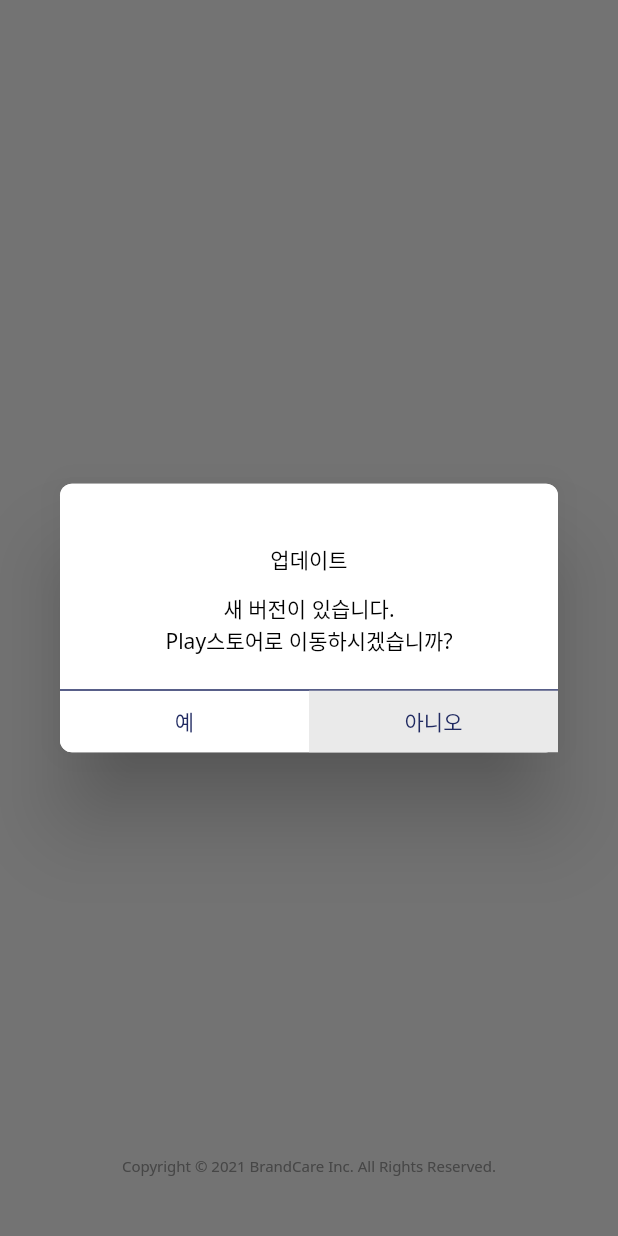
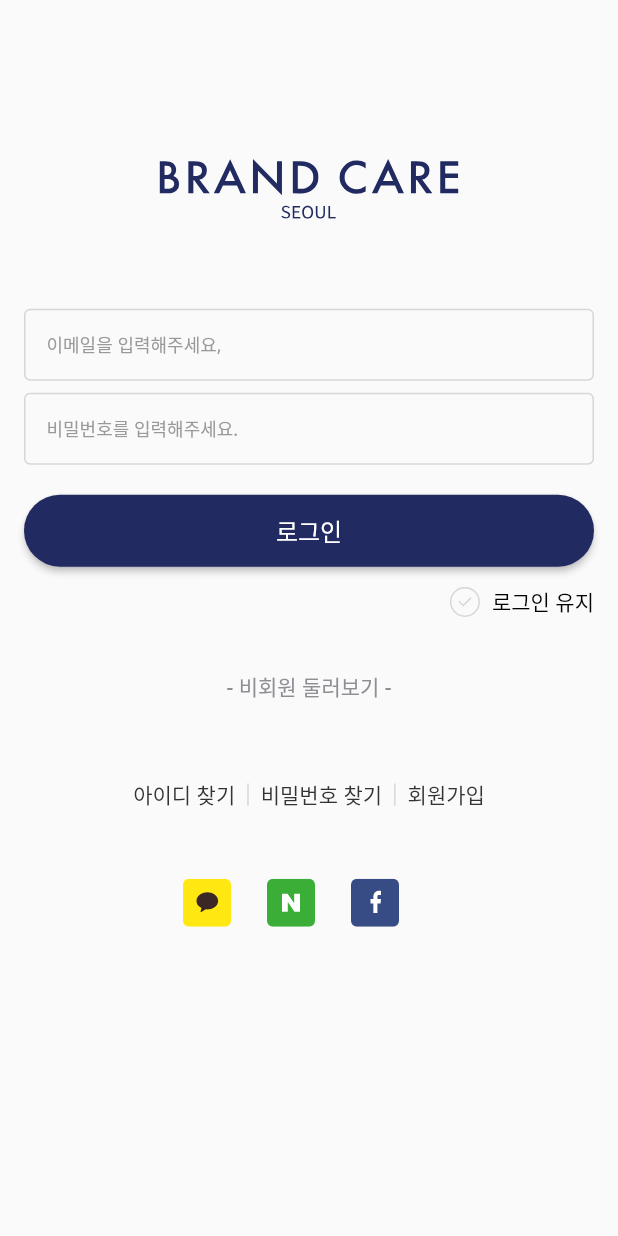
Before and after one commit to DAE-HYEON-HONG/BrandCare_flutterApp, a Flutter app: the screen it shows after launch, on a phone screen of 412 x 824 dp. Run offline on Flutter 3.47's test engine with Material 2 defaults, Android fonts, the phone set to English and light mode, and no system bars; our stand-ins replace flutter_screenutil, flutter_svg, get, photo_view.

Commit message:
ui: login page

```diff
--- a/lib/consts/colors.dart
+++ b/lib/consts/colors.dart
@@ -7,8 +7,15 @@
 const gray_AFColor = const Color(0xffAFAFAF);
 const gray_CCCColor = const Color(0xffCCCCCC);
 const gray_EAColor = const Color(0xffEAEAEA);
+const gray_8E8F95Color = const Color(0xff8E8F95);
+const gray_D5D7DBColor = const Color(0xffD5D7DB);
 const whiteColor = const Color(0xffffffff);
 const grayColor = const Color(0xff8E8F95);
 const purpleColor = const Color(0xff552FC4);
 const redColor = const Color(0xffE90000);
 const primaryColor = const Color(0xff212B62);
+
+
+const kakaoColor = const Color(0xffFFE812);
+const naverColor = const Color(0xff3BAE37);
+const facebookColor = const Color(0xff374C85);
--- /dev/null
+++ b/lib/controllers/auth/login_controller.dart
@@ -0,0 +1,38 @@
+import 'dart:io';
+
+import 'package:brandcare_mobile_flutter_v2/controllers/base_controller.dart';
+import 'package:brandcare_mobile_flutter_v2/screens/auth/signup_dialog.dart';
+import 'package:flutter/material.dart';
+import 'package:get/get.dart';
+
+class LoginController extends BaseController {
+
+  TextEditingController emailController = TextEditingController();
+  TextEditingController passwordController = TextEditingController();
+
+  Rx<bool> isAutoLogin = false.obs;
+
+  List<Map<String, String>> textList = [{'아이디 찾기': ''}, {'비밀번호 찾기': ''}, { '회원가입': ''}];
+
+  List snsLoginItem = ['login_kakao.svg', 'login_naver.svg', 'login_facebook.svg'];
+
+  void changeAutoLogin() {
+    isAutoLogin.value = !isAutoLogin.value;
+    update();
+  }
+
+  void openSignUpDialog() {
+    Get.dialog(
+      SignUpDialog(),
+    );
+  }
+
+  @override
+  void onInit() {
+    super.onInit();
+    if(Platform.isIOS) snsLoginItem.insert(0, 'login_apple.svg');
+
+  }
+
+
+}
--- a/lib/routes.dart
+++ b/lib/routes.dart
@@ -1,7 +1,10 @@
+import 'package:brandcare_mobile_flutter_v2/bindings/login_binding.dart';
 import 'package:brandcare_mobile_flutter_v2/bindings/splash_binding.dart';
+import 'package:brandcare_mobile_flutter_v2/screens/auth/login_page.dart';
 import 'package:brandcare_mobile_flutter_v2/screens/splash_page.dart';
 import 'package:get/get.dart';
 
 final routes = [
-  GetPage(name: '/splash', page: () => SplashPage(), binding: SplashBinding())
+  GetPage(name: '/splash', page: () => SplashPage(), binding: SplashBinding()),
+  GetPage(name: '/auth/login', page: () => LoginPage(), binding: LoginBinding())
 ];
--- /dev/null
+++ b/lib/screens/auth/login_page.dart
@@ -0,0 +1,166 @@
+import 'package:brandcare_mobile_flutter_v2/consts/colors.dart';
+import 'package:brandcare_mobile_flutter_v2/consts/text_styles.dart';
+import 'package:brandcare_mobile_flutter_v2/controllers/auth/login_controller.dart';
+import 'package:brandcare_mobile_flutter_v2/widgets/button/custom_button_widget.dart';
+import 'package:brandcare_mobile_flutter_v2/widgets/custom_checkbox_widget.dart';
+import 'package:brandcare_mobile_flutter_v2/widgets/form_input_widget.dart';
+import 'package:flutter/material.dart';
+import 'package:flutter_svg/flutter_svg.dart';
+import 'package:get/get.dart';
+import 'package:flutter_screenutil/flutter_screenutil.dart';
+
+class LoginPage extends GetView<LoginController> {
+  const LoginPage({Key? key}) : super(key: key);
+
+  @override
+  Widget build(BuildContext context) {
+    return Scaffold(
+      body: Padding(
+        padding:
+            const EdgeInsets.only(left: 16, right: 16,),
+        child: Form(
+          child: SingleChildScrollView(
+            child: Column(
+              mainAxisSize: MainAxisSize.min,
+              children: [
+                const SizedBox(height: 106,),
+                SvgPicture.asset(
+                  'assets/icons/title_logo.svg',
+                  color: primaryColor,
+                ),
+                const SizedBox(
+                  height: 60,
+                ),
+                FormInputWidget(
+                  onChange: (value) {},
+                  onSubmit: (value) {},
+                  controller: controller.emailController,
+                  hint: '이메일을 입력해주세요,',
+                  textInputType: TextInputType.emailAddress,
+                ),
+                const SizedBox(
+                  height: 8,
+                ),
+                FormInputWidget(
+                  onChange: (value) {},
+                  onSubmit: (value) {},
+                  controller: controller.passwordController,
+                  hint: '비밀번호를 입력해주세요.',
+                  isObscureText: true,
+                ),
+                const SizedBox(
+                  height: 20,
+                ),
+                CustomButtonWidget(
+                  onClick: () {},
+                  title: '로그인',
+                  isBold: true,
+                  radius: 24,
+                ),
+                Container(
+                  width: double.infinity,
+                  padding: const EdgeInsets.only(top: 13, bottom: 22),
+                  child: Align(
+                    alignment: AlignmentDirectional.centerEnd,
+                    child: Obx(() => GestureDetector(
+                        onTap: () {
+                          controller.changeAutoLogin();
+                        },
+                        child: Row(
+                          mainAxisSize: MainAxisSize.min,
+                          children: [
+                            CustomCheckBoxWidget(
+                                isChecked: controller.isAutoLogin.value),
+                            const SizedBox(
+                              width: 8,
+                            ),
+                            Text(
+                              '로그인 유지',
+                              style: medium14TextStyle,
+                            )
+                          ],
+                        ))),
+                  ),
+                ),
+                TextButton(
+                  onPressed: () {},
+                  child: Text(
+                    '- 비회원 둘러보기 -',
+                    style:
+                        medium14TextStyle.copyWith(color: gray_8E8F95Color),
+                  ),
+                ),
+                const SizedBox(
+                  height: 24,
+                ),
+                Row(
+                  mainAxisAlignment: MainAxisAlignment.center,
+                  children: [
+                    ...controller.textList.map((e) => Row(
+                          mainAxisSize: MainAxisSize.min,
+                          children: [
+                            _itemTextButton(
+                                title: e.keys.first, link: e.values.first),
+                            if (controller.textList.indexOf(e) != 2)
+                              Container(
+                                width: 1,
+                                height: 13.w,
+                                color: gray_D5D7DBColor,
+                              )
+                          ],
+                        ))
+                  ],
+                ),
+                const SizedBox(
+                  height: 32,
+                ),
+                Row(
+                  mainAxisAlignment: MainAxisAlignment.center,
+                  children: [
+                    ...controller.snsLoginItem.map((e) => Padding(
+                          padding: EdgeInsets.only(
+                              right: controller.snsLoginItem.indexOf(e) != 3
+                                  ? 24
+                                  : 0),
+                          child: _itemSnsLogin(
+                              svgLink: 'assets/icons/$e', onClick: () {}),
+                        ))
+                  ],
+                ),
+                const SizedBox(height: 64,),
+              ],
+            ),
+          ),
+        ),
+      ),
+    );
+  }
+
+  Widget _itemTextButton({
+    required String title,
+    required String link,
+  }) =>
+      Container(
+        child: TextButton(
+          onPressed: () {
+            if(title == '회원가입'){
+              controller.openSignUpDialog();
+            }
+            // Get.to(link);
+          },
+          child: Text(
+            '$title',
+            style: medium14TextStyle.copyWith(color: gray_333Color),
+          ),
+        ),
+      );
+
+  Widget _itemSnsLogin(
+          {required String svgLink, required Function() onClick}) =>
+      GestureDetector(
+        onTap: onClick,
+        child: Container(
+          child: SvgPicture.asset(svgLink),
+        ),
+      );
+}
--- a/lib/widgets/button/custom_button_widget.dart
+++ b/lib/widgets/button/custom_button_widget.dart
@@ -1,6 +1,7 @@
 import 'package:brandcare_mobile_flutter_v2/consts/colors.dart';
 import 'package:brandcare_mobile_flutter_v2/consts/text_styles.dart';
 import 'package:flutter/material.dart';
+import 'package:get/get.dart';
 
 class CustomButtonWidget extends StatelessWidget {
   CustomButtonWidget({Key? key,
@@ -8,7 +9,9 @@
     required this.title,
     this.radius = 0.0,
     this.isBold = false,
-    this.textStyle
+    this.textStyle,
+    this.width = double.infinity,
+    this.height = 48
   })
       : super(key: key);
 
@@ -16,12 +19,17 @@
   final String title;
   final Function() onClick;
   final bool isBold;
+  final double width;
+  final double height;
   TextStyle? textStyle;
 
   @override
   Widget build(BuildContext context) {
     if(textStyle == null) textStyle = medium16TextStyle;
-      return ElevatedButton(
+      return SizedBox(
+        width: double.infinity,
+        height: height,
+        child: ElevatedButton(
           onPressed: this.onClick,
           child: Text(title),
           style: ButtonStyle(
@@ -32,6 +40,7 @@
               ),
               textStyle: MaterialStateProperty.all<TextStyle>(
                   textStyle!.copyWith(color: whiteColor))),
+        ),
       );
   }
 }
--- a/lib/widgets/form_input_widget.dart
+++ b/lib/widgets/form_input_widget.dart
@@ -11,7 +11,8 @@
     this.isShowTitle=false,
     this.title,
     this.readOnly = false,
-    this.isObscureText = false
+    this.isObscureText = false,
+    this.textInputType = TextInputType.text
   }) : super(key: key);
 
   final String? hint;
@@ -22,7 +23,7 @@
   final TextEditingController controller;
   final bool readOnly;
   final bool isObscureText;
-
+  final TextInputType textInputType;
 
   @override
   Widget build(BuildContext context) {
@@ -37,18 +38,19 @@
             readOnly: readOnly,
             controller: controller,
             style: regular12TextStyle,
+            keyboardType: textInputType,
             decoration: InputDecoration(
               isDense: true,
               contentPadding: const EdgeInsets.all(15),
               hintText: hint ?? '',
               hintStyle: regular12TextStyle.copyWith(color: gray_999Color),
-              border: OutlineInputBorder(
+              enabledBorder: OutlineInputBorder(
                 borderRadius: BorderRadius.circular(4),
                 borderSide: BorderSide(color: Color(0xffD5D7DB)),
               ),
               focusedBorder: OutlineInputBorder(
                 borderRadius: BorderRadius.circular(4),
-                borderSide: BorderSide(color: Color(0xffD5D7DB)),
+                borderSide: BorderSide(color: primaryColor),
               ),
             ),
           ),
```
Also changed, not shown: lib/bindings/login_binding.dart (added, +11 -0 lines), lib/controllers/splash_controller.dart (+5 -7 lines), lib/screens/auth/signup_dialog.dart (added, +59 -0 lines), assets/icons/join_apple.svg (added), assets/icons/join_email.svg (added), assets/icons/join_facebook.svg (added), assets/icons/join_kakao.svg (added), assets/icons/join_naver.svg (added), lib/controllers/global_controller.dart (added). Lines whose indentation alone changed are shown as unchanged.
